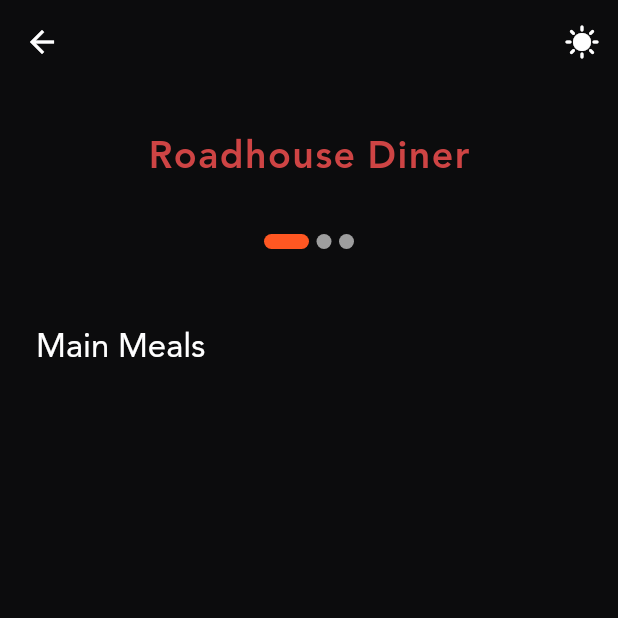
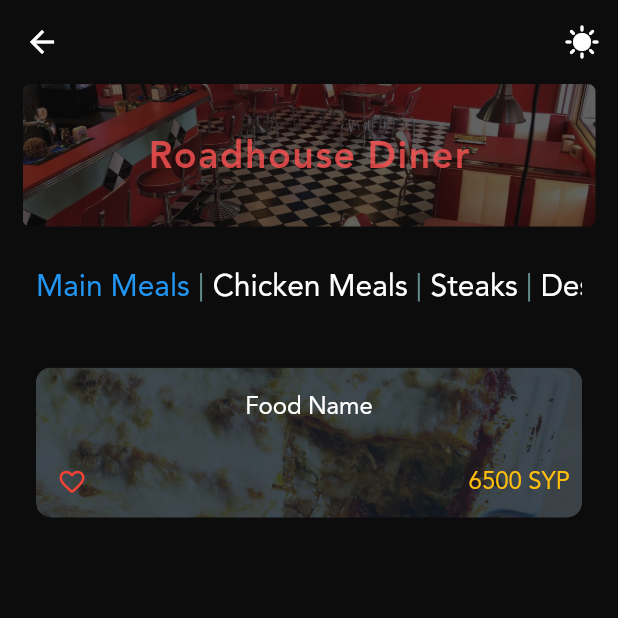
Before and after one commit to MohammadBali/Yummy, a Flutter app: the RestaurantPage screen opened directly, after a tap on the "sunny" icon, on a phone screen of 412 x 824 dp, the top half of it. Run offline on Flutter 3.47's test engine with Material 2 defaults, Android fonts, the light colour scheme and no system bars; drawn by our look-alikes of scrollable_positioned_list, smooth_page_indicator; our stand-ins replace bloc, flutter_bloc, fluttertoast, hexcolor, shared_preferences; accounts and stored records are empty.

Commit message:
Adding Restaurant Menu

```diff
--- a/lib/layout/cubit/cubit.dart
+++ b/lib/layout/cubit/cubit.dart
@@ -49,4 +49,34 @@ class AppCubit extends Cubit<AppStates>
 
   }
 
+
+  List<String> itemsList=[
+    'Main Meals',
+    'Chicken Meals',
+    'Steaks',
+    'Desserts',
+    'Appetizers',
+    'Beverages',
+  ];
+
+  int currentItemListIndex=0;
+
+  void changeCurrentItemList(int index)
+  {
+    currentItemListIndex=index;
+    emit(AppChangeItemListState());
+  }
+
+  bool isCurrentItemList(int index)
+  {
+    if (currentItemListIndex==index)
+    {
+      // emit(AppCheckItemListState());
+      return true;
+
+    }
+    // emit(AppCheckItemListState());
+    return false;
+  }
+
 }
--- a/lib/layout/cubit/states.dart
+++ b/lib/layout/cubit/states.dart
@@ -5,3 +5,7 @@ class AppInitialState extends AppStates{}
 class AppChangeBottomNavBar extends AppStates{}
 
 class AppChangeThemeModeState extends AppStates{}
+
+class AppChangeItemListState extends AppStates{}
+
+class AppCheckItemListState extends AppStates{}
--- a/lib/modules/Home/home_page.dart
+++ b/lib/modules/Home/home_page.dart
@@ -15,6 +15,7 @@ class HomePage extends StatelessWidget {
       listener: (context,state){},
       builder: (context,state)
       {
+        var cubit= AppCubit.get(context);
         return SingleChildScrollView(
           child: Padding(
             padding: const EdgeInsets.all(24.0),
@@ -63,7 +64,7 @@ class HomePage extends StatelessWidget {
                 ListView.separated(
                     physics: const NeverScrollableScrollPhysics(),
                     shrinkWrap: true,
-                    itemBuilder: (context,index)=>mealItemBuilder(context),
+                    itemBuilder: (context,index)=>mealItemBuilder(context,cubit),
                     separatorBuilder: (context,index)=> myDivider(),
                     itemCount: 5,
                 ),
--- a/lib/modules/Restaurants/restaurant_page.dart
+++ b/lib/modules/Restaurants/restaurant_page.dart
@@ -1,8 +1,9 @@
 import 'package:flutter/material.dart';
 import 'package:flutter_bloc/flutter_bloc.dart';
-import 'package:smooth_page_indicator/smooth_page_indicator.dart';
+import 'package:scrollable_positioned_list/scrollable_positioned_list.dart';
 import 'package:yummy/layout/cubit/cubit.dart';
 import 'package:yummy/layout/cubit/states.dart';
+import 'package:yummy/shared/components/components.dart';
 import 'package:yummy/shared/styles/styles.dart';
 
 import '../../shared/styles/colors.dart';
@@ -18,6 +19,21 @@ class _RestaurantPageState extends State<RestaurantPage> {
 
   PageController pageController = PageController();
 
+  ScrollController scrollController= ScrollController();
+
+  final ItemScrollController itemScrollController = ItemScrollController();
+
+
+  void scrollToIndex(int index)
+  {
+    itemScrollController.scrollTo(
+        index: index,
+        duration: const Duration(seconds: 1),
+        curve: Curves.easeInOutCubic);
+  }
+
+
+
   @override
   void initState()
   {
@@ -28,6 +44,7 @@ class _RestaurantPageState extends State<RestaurantPage> {
   void dispose()
   {
     pageController.dispose();
+    scrollController.dispose();
     super.dispose();
   }
 
@@ -39,7 +56,8 @@ class _RestaurantPageState extends State<RestaurantPage> {
         builder: (context,state)
         {
           var cubit= AppCubit.get(context);
-          return Scaffold(
+          return WillPopScope(
+            child: Scaffold(
               appBar: AppBar(
                 actions:
                 [
@@ -57,6 +75,20 @@ class _RestaurantPageState extends State<RestaurantPage> {
                 children:
                 [
                   Padding(
+                    padding: const EdgeInsets.symmetric(horizontal: 15.0),
+                    child: Container(
+                      width: double.infinity,
+                      clipBehavior: Clip.antiAliasWithSaveLayer,
+                      decoration: BoxDecoration(
+                        image: const DecorationImage(
+                          image: AssetImage('assets/images/american_diner.jpg'),
+                          fit: BoxFit.fitWidth,
+                          opacity: 0.35,
+
+                        ),
+                        borderRadius: BorderRadius.circular(5),
+                      ),
+                      child: Padding(
                         padding: const EdgeInsets.all(24.0),
                         child: Center(
                             child: Text(
@@ -65,56 +97,106 @@ class _RestaurantPageState extends State<RestaurantPage> {
                             )
                         ),
                       ),
-
-                const SizedBox(height: 5,),
-
-                SmoothPageIndicator(
-                  controller: pageController,
-                  count: 3,
-                  effect:  ExpandingDotsEffect
-                    (
-                    dotColor: Colors.grey,
-                    activeDotColor: AppCubit.get(context).isDarkTheme ? defaultDarkColor : defaultColor,
-                    dotHeight: 10,
-                    dotWidth: 10,
-                    expansionFactor: 3,
-                    spacing: 5,
                     ),
                   ),
+
+                  const SizedBox(height: 20,),
+
+                  Padding(
+                    padding: const EdgeInsets.symmetric(horizontal: 24.0),
+                    child: SizedBox(
+                      width: double.infinity,
+                      height: 30,
+                      child: ScrollablePositionedList.separated(
+                        scrollDirection: Axis.horizontal,
+                        itemScrollController: itemScrollController,
+                        shrinkWrap: true,
+                        itemBuilder: (context,index)
+                        {
+                          return GestureDetector(
+                            onTap: ()
+                            {
+                              cubit.changeCurrentItemList(index);
+                              pageController.jumpToPage(index);
+                              scrollToIndex(index);
+                            },
+                            child: Text(
+                              "${cubit.itemsList[index]} ",
+                              style:TextStyle(
+                                fontWeight: FontWeight.w300,
+                                fontSize: 20,
+                                color: cubit.isCurrentItemList(index)? defaultColor : null
+                              ),
+                            ),
+                          );
+                        },
+                        separatorBuilder: (context,index)=>  SizedBox(width: 10, child: Text('|', style:  TextStyle(fontSize: 20, color: steelTealColor, fontWeight: FontWeight.w500),),),
+                        itemCount: cubit.itemsList.length
+                      ),
+                    ),
+                  ),
+
+                  // SmoothPageIndicator(
+                  //   controller: pageController,
+                  //   count: 3,
+                  //   effect:  ExpandingDotsEffect
+                  //     (
+                  //     dotColor: Colors.grey,
+                  //     activeDotColor: AppCubit.get(context).isDarkTheme ? defaultDarkColor : defaultColor,
+                  //     dotHeight: 10,
+                  //     dotWidth: 10,
+                  //     expansionFactor: 3,
+                  //     spacing: 5,
+                  //   ),
+                  // ),
 
                   Expanded(
                     child: PageView.builder(
                       scrollDirection: Axis.horizontal,
                       controller: pageController,
-                    itemCount: 3,
-                    itemBuilder: (context,index)=> itemBuilder(),
+                      itemCount: cubit.itemsList.length,
+                      itemBuilder: (context,index)=> restaurantMealsItemBuilder(context,cubit,index+1),
+                      onPageChanged: (int index)
+                      {
+                        scrollToIndex(index);
+                        cubit.changeCurrentItemList(index);
+                      },
                     ),
                   ),
                 ],
               ),
+            ),
+
+            onWillPop: ()async
+            {
+              cubit.changeCurrentItemList(0);
+              return true;
+            },
           );
         },
     );
   }
 
-  Widget itemBuilder()
+  Widget restaurantMealsItemBuilder(BuildContext context, AppCubit cubit, int itemsNumber)
   {
     return Padding(
       padding: const EdgeInsets.all(24.0),
+      child: SingleChildScrollView(
         child: Column(
           crossAxisAlignment: CrossAxisAlignment.start,
-        children:const
+          children:
           [
-          SizedBox(height: 20,),
 
-          Text(
-            'Main Meals',
-            style: const TextStyle(
-              fontSize: 22,
-              fontWeight: FontWeight.w200,
+            ListView.separated(
+                physics: const NeverScrollableScrollPhysics(),
+                scrollDirection: Axis.vertical,
+                shrinkWrap: true,
+                itemBuilder: (context,index)=>mealItemBuilder(context,cubit),
+                separatorBuilder: (context,index)=> myDivider(),
+                itemCount: itemsNumber
+            )
+          ],
         ),
-          ),
-        ],
       ),
     );
   }
--- a/lib/shared/components/components.dart
+++ b/lib/shared/components/components.dart
@@ -1,5 +1,7 @@
 import 'package:flutter/material.dart';
 import 'package:fluttertoast/fluttertoast.dart';
+import 'package:yummy/layout/cubit/cubit.dart';
+import 'package:yummy/shared/styles/colors.dart';
 
 import '../../modules/Meal_Details/meal_details.dart';
 import '../../modules/Restaurants/restaurant_page.dart';
@@ -137,7 +139,7 @@ Widget myDivider({Color? c=Colors.grey, double padding=0}) => Container(height:
 //------------------------------------------------------------------------\\
 
 //Meal Item Builder
-Widget mealItemBuilder(BuildContext context)
+Widget mealItemBuilder(BuildContext context, AppCubit cubit)
 {
   return GestureDetector(
     onTap: ()
@@ -204,15 +206,16 @@ Widget mealItemBuilder(BuildContext context)
 
                   const Spacer(),
 
-                  const Padding(
+                   Padding(
                     padding: const EdgeInsetsDirectional.only(end: 8.0),
                     child: Align(
                       alignment: Alignment.bottomRight,
                       child: Text(
-                        'Meal Type',
+                        '6500 SYP',
                         overflow: TextOverflow.ellipsis,
-                        style: const TextStyle(
-                            fontSize: 14
+                        style: TextStyle(
+                          fontSize: 16,
+                          color: cubit.isDarkTheme? goldenColor: steelTealColor
                         ),
                       ),
                     ),
--- /dev/null
+++ b/lib/shared/components/imports.dart
@@ -0,0 +1,7 @@
+export 'package:flutter/material.dart';
+export 'package:flutter_bloc/flutter_bloc.dart';
+export 'package:smooth_page_indicator/smooth_page_indicator.dart';
+export 'package:yummy/layout/cubit/cubit.dart';
+export 'package:yummy/layout/cubit/states.dart';
+export 'package:yummy/shared/styles/styles.dart';
+export 'package:yummy/shared/styles/colors.dart';
--- a/lib/shared/styles/colors.dart
+++ b/lib/shared/styles/colors.dart
@@ -2,6 +2,8 @@ import 'package:flutter/material.dart';
 import 'package:hexcolor/hexcolor.dart';
 
 Color goldenColor=HexColor('FFBE0B');
+
+Color steelTealColor= HexColor('5f8a8b');
 
 MaterialColor defaultColor= Colors.blue;
 
--- a/pubspec.yaml
+++ b/pubspec.yaml
@@ -47,6 +47,7 @@ dependencies:
   animated_splash_screen: ^1.3.0
   page_transition: ^2.0.9
   cached_network_image: ^3.2.1
+  scrollable_positioned_list: ^0.2.0-nullsafety.0
 
 dev_dependencies:
   flutter_test:
```
Also changed, not shown: pubspec.lock. Lines whose indentation alone changed are shown as unchanged.
